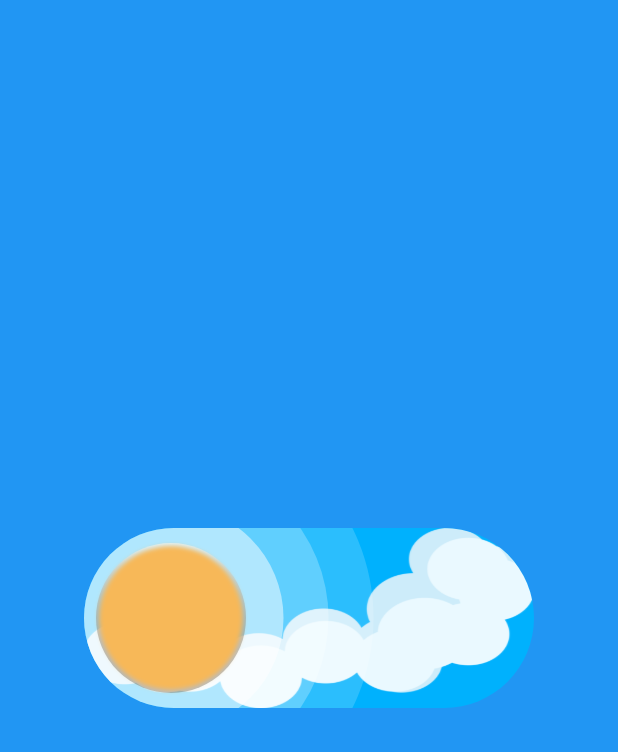
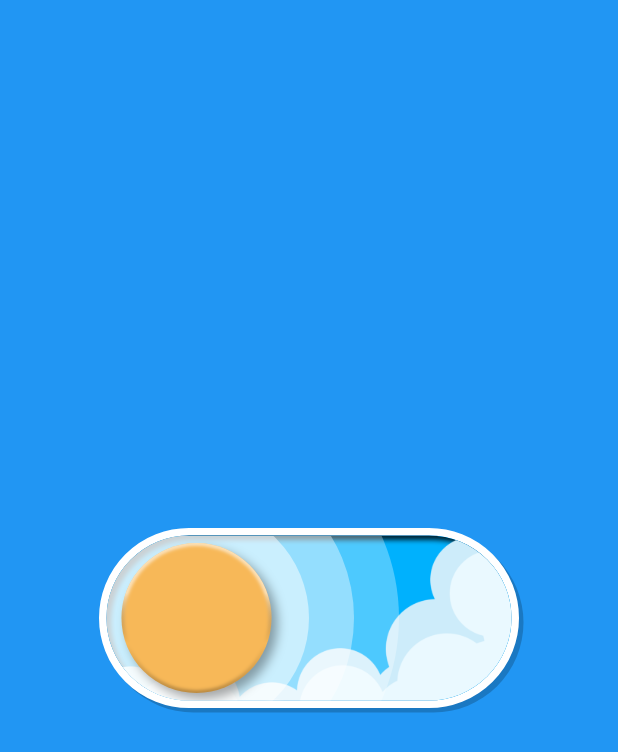
Before and after one commit to thanh54833/toggle_switch, a Flutter app: the screen it shows after launch, on a phone screen of 412 x 824 dp. Shown: the top 752 px of the screen. Run offline on Flutter 3.47's test engine with Material 2 defaults, Android fonts, the phone set to English and light mode, and no system bars; our stand-ins replace flutter_inset_box_shadow.

Commit message:
+push code.

```diff
--- a/lib/src/toggle/toggle_screen.dart
+++ b/lib/src/toggle/toggle_screen.dart
@@ -1,4 +1,5 @@
-import 'package:flutter/material.dart';
+import 'package:flutter/material.dart' hide BoxDecoration, BoxShadow;
+import 'package:flutter_inset_box_shadow/flutter_inset_box_shadow.dart';
 
 class ToggleController extends ChangeNotifier {
   late AnimationController animationController;
@@ -10,7 +11,8 @@ class ToggleController extends ChangeNotifier {
       vsync: provider,
       duration: const Duration(milliseconds: 500),
     );
-    animation = Tween<double>(begin: 0, end: 1).animate(animationController);
+    animation = Tween<double>(begin: 0, end: 1).animate(CurvedAnimation(
+        parent: animationController, curve: Curves.easeInOutCubicEmphasized));
 
     colorAnimation = ColorTween(
       begin: const Color(0xff00B1FD),
@@ -62,21 +64,39 @@ class _ToggleScreenState extends State<ToggleScreen>
     );
   }
 
-  _toggleWidget() {
-    var widthToggle = 300.0;
+  var widthToggle = 280.0;
   var heightToggle = 120.0;
   var sizeThumb = 100.0;
-    var marginLeft = 8.0;
-    return SizedBox(
+  var marginLeft = 15.0;
+  var borderRadius = 60.0;
+
+  _toggleWidget() {
+    return Container(
       height: heightToggle,
       width: widthToggle,
-      child: ClipRRect(
-        borderRadius: const BorderRadius.all(
+      decoration: BoxDecoration(
+        borderRadius: BorderRadius.all(
           Radius.circular(
-            60,
+            borderRadius,
           ),
         ),
-        child: SizedBox(
+        border: Border.all(
+          width: 5,
+          color: Colors.white,
+        ),
+        boxShadow: [
+          BoxShadow(
+            color: Colors.black.withOpacity(0.2),
+            offset: const Offset(3, 3),
+          ),
+        ],
+      ),
+      child: ClipRRect(
+        borderRadius: BorderRadius.all(
+          Radius.circular(
+            borderRadius,
+          ),
+        ),
         child: Stack(
           children: [
             _backgroundColorWidget(),
@@ -89,7 +109,6 @@ class _ToggleScreenState extends State<ToggleScreen>
               builder: (context, child) {
                 var distance = ((widthToggle - sizeThumb) / 2) - marginLeft;
                 var x = distance * (2 * controller.animation.value - 1);
-
                 return Transform.translate(
                   offset: Offset(x, 0),
                   child: _thumbWidget(
@@ -100,7 +119,6 @@ class _ToggleScreenState extends State<ToggleScreen>
               },
             ),
           ],
-          ),
         ),
       ),
     );
@@ -121,28 +139,30 @@ class _ToggleScreenState extends State<ToggleScreen>
     required var widthToggle,
     required var heightToggle,
   }) {
-    // height 120
     return AnimatedBuilder(
       animation: controller.animationController,
       builder: (context, child) {
         var value = controller.animationController.value;
         var heightMoon = heightToggle * value;
         var heightSun = -(heightToggle - heightToggle * value);
-        return Stack(
+        return Container(
+          decoration: BoxDecoration(
+            borderRadius: BorderRadius.all(
+              Radius.circular(borderRadius),
+            ),
+            boxShadow: [
+              BoxShadow(
+                offset: const Offset(3, 3),
+                blurRadius: 2,
+                color: Colors.black.withOpacity(0.8),
+                inset: true,
+              ),
+            ],
+          ),
+          child: Stack(
             children: [
               Transform.translate(
-              offset: Offset(0, heightMoon), //
-              child: SizedBox(
-                height: heightToggle,
-                width: widthToggle,
-                child: Image.asset(
-                  "assets/bg_sun.png",
-                  fit: BoxFit.fill,
-                ),
-              ),
-            ),
-            Transform.translate(
-              offset: Offset(0, heightSun),
+                offset: Offset(0, heightMoon),
                 child: SizedBox(
                   height: heightToggle,
                   width: widthToggle,
@@ -150,10 +170,25 @@ class _ToggleScreenState extends State<ToggleScreen>
                     child: ClipRect(
                       clipBehavior: Clip.hardEdge,
                       child: OverflowBox(
-                      maxHeight: heightToggle + 100,
+                        maxHeight: heightToggle,
                         maxWidth: widthToggle,
-                      child: Center(
+                        child: Image.asset(
+                          "assets/bg_sun.png",
+                          fit: BoxFit.fill,
+                        ),
+                      ),
+                    ),
+                  ),
+                ),
+              ),
+              Transform.translate(
+                offset: Offset(0, heightSun),
+                child: Container(
+                  padding: const EdgeInsets.only(left: 40),
+                  alignment: Alignment.centerLeft,
                   child: SizedBox(
+                    height: 100,
+                    width: 125,
                     child: Image.asset(
                       "assets/bg_moon.png",
                       fit: BoxFit.fill,
@@ -161,11 +196,8 @@ class _ToggleScreenState extends State<ToggleScreen>
                   ),
                 ),
               ),
+            ],
           ),
-                ),
-              ),
-            ),
-          ],
         );
       },
     );
@@ -188,9 +220,23 @@ class _ToggleScreenState extends State<ToggleScreen>
               Container(
                 decoration: BoxDecoration(
                   shape: BoxShape.circle,
+                  boxShadow: [
+                    BoxShadow(
+                      color: Colors.black.withOpacity(0.35),
+                      offset: const Offset(4, 4),
+                      blurRadius: 5,
+                    ),
+                    BoxShadow(
+                      color: value == 0
+                          ? const Color(0xFFF7B858)
+                          : const Color(0xFFC4D4D6),
+                    ),
+                  ],
                   gradient: LinearGradient(
                     colors: [
                       const Color(0xFFFFFFFF).withOpacity(0.58),
+                      const Color(0xFFFFFFFF).withOpacity(0.58),
+                      Colors.transparent,
                       const Color(0xFF000000).withOpacity(0.25),
                     ],
                     begin: Alignment.topCenter,
@@ -272,7 +318,7 @@ class _ToggleScreenState extends State<ToggleScreen>
         boxShadow: [
           BoxShadow(
             color: color,
-            blurRadius: 2,
+            blurRadius: 1,
           ),
         ],
       ),
@@ -284,16 +330,25 @@ class _ToggleScreenState extends State<ToggleScreen>
       width: size,
       height: size,
       decoration: BoxDecoration(
-        color: const Color(0xFFB3C7CA),
         shape: BoxShape.circle,
         boxShadow: [
           BoxShadow(
-            color: const Color(0xFF000000).withOpacity(0.25),
-            blurStyle: BlurStyle.inner,
-            spreadRadius: -3,
-            blurRadius: 3,
-          )
+            color: const Color(0xFF000000).withOpacity(0.2),
+          ),
         ],
+      ),
+      alignment: Alignment.center,
+      child: Container(
+        margin: const EdgeInsets.all(0.5),
+        decoration: const BoxDecoration(
+          shape: BoxShape.circle,
+          boxShadow: [
+            BoxShadow(
+              color: Color(0xFFB3C7CA),
+              blurRadius: 2,
+            ),
+          ],
+        ),
       ),
     );
   }
@@ -314,7 +369,7 @@ class _ToggleScreenState extends State<ToggleScreen>
                 child: Center(
                   child: Container(
                     decoration: BoxDecoration(
-                      color: Colors.white.withOpacity(0.5 / (index + 1)),
+                      color: Colors.white.withOpacity(0.5 - index * 0.1),
                       shape: BoxShape.circle,
                     ),
                   ),
--- a/pubspec.yaml
+++ b/pubspec.yaml
@@ -37,6 +37,7 @@ dependencies:
   cupertino_icons: ^1.0.2
   flutter_svg:
   developer_support:
+  flutter_inset_box_shadow:
 
 dev_dependencies:
   flutter_test:
```
Also changed, not shown: lib/src/toggle/test.dart (+21 -55 lines), assets/bg_sun.png, pubspec.lock. Lines whose indentation alone changed are shown as unchanged.
